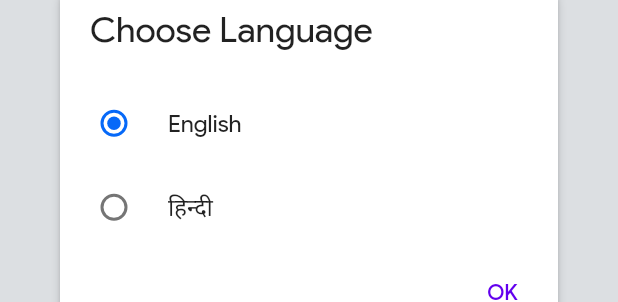
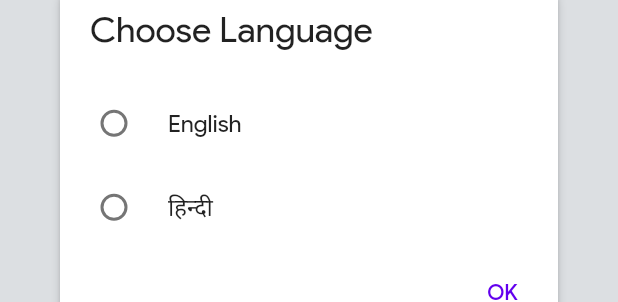
Before and after one commit to rithik-dev/Flutter-Project-Template, a Flutter app: the _ChooseLanguageDialog widget shown alone on an empty page, opened directly, on a phone screen of 412 x 824 dp. Shown: the part 461-763 px from the top of the screen. Run offline on Flutter 3.47's test engine with Material 2 defaults, Android fonts, the phone set to English and light mode, and no system bars; our stand-ins replace double_back_to_close_app, flutter_native_splash, shared_preferences; accounts and stored records are empty; generated files the repository leaves out were written again.

Commit message:
fix: fixed locale controller feat: added support for countryCode in locales feat: added containsKey method in LocalStorage

```diff
--- a/lib/l10n/l10n.dart
+++ b/lib/l10n/l10n.dart
@@ -7,20 +7,31 @@ import 'package:project_template/utils/globals.dart';
 class L10n {
   const L10n._();
 
-  static const _languagesMap = <String, String>{
-    'en': 'English',
-    'hi': 'हिन्दी',
+  static const _languagesMap = <String, Map<String?, String>>{
+    'en': {null: 'English'},
+    'hi': {null: 'हिन्दी'},
   };
 
-  static String? getLanguageName(String localeName) =>
-      _languagesMap[localeName];
+  static String? getLanguageName(Locale locale) =>
+      _languagesMap[locale.languageCode]?[locale.countryCode] ??
+      _languagesMap[locale.languageCode]?[null];
 
-  static Iterable<Locale> get supportedLocales =>
-      _languagesMap.keys.map((e) => Locale(e));
+  static Iterable<Locale> get supportedLocales {
+    final _locales = <Locale>[];
+    _languagesMap.forEach((languageCode, countryCodesMap) {
+      countryCodesMap.forEach((countryCode, languageName) {
+        _locales.add(Locale(languageCode, countryCode));
+      });
+    });
+    return _locales;
+  }
 
   static List<LocalizationsDelegate> get localizationsDelegates =>
       AppLocalizations.localizationsDelegates;
 
   static AppLocalizations get dictionary =>
       AppLocalizations.of(Globals.context)!;
+
+  static Locale getAppLocale(BuildContext context) =>
+      Localizations.localeOf(context);
 }
--- a/lib/services/local_storage.dart
+++ b/lib/services/local_storage.dart
@@ -1,5 +1,6 @@
 import 'dart:async';
 
+import 'package:project_template/utils/helpers.dart';
 import 'package:shared_preferences/shared_preferences.dart';
 
 class LocalStorage {
@@ -26,6 +27,7 @@ class LocalStorage {
         );
       }
     }
+    log('LocalStorage', msg: readAll().toString());
   }
 
   static Map<String, dynamic> readAll() {
@@ -40,6 +42,8 @@ class LocalStorage {
     return value as T?;
   }
 
+  static bool containsKey(String key) => _prefs.containsKey(key);
+
   static void remove(String key) => _prefs.remove(key);
 
   static void clear() => _prefs.clear();
--- a/lib/widgets/language_list_tile.dart
+++ b/lib/widgets/language_list_tile.dart
@@ -39,7 +39,7 @@ class _ChooseLanguageDialog extends StatelessWidget {
   @override
   Widget build(BuildContext context) {
     return Consumer<LocaleController>(
-      builder: (context, localCon, _) => Dialog(
+      builder: (context, localeCon, _) => Dialog(
         child: Column(
           mainAxisSize: MainAxisSize.min,
           crossAxisAlignment: CrossAxisAlignment.start,
@@ -53,10 +53,10 @@ class _ChooseLanguageDialog extends StatelessWidget {
             ),
             ...L10n.supportedLocales.map(
               (locale) => RadioListTile<Locale>(
-                title: Text(L10n.getLanguageName(locale.languageCode)!),
+                title: Text(L10n.getLanguageName(locale)!),
                 value: locale,
-                groupValue: localCon.locale,
-                onChanged: (v) => localCon.setLocaleString(v!.languageCode),
+                groupValue: localeCon.locale,
+                onChanged: (_) => localeCon.setLocale(locale),
               ),
             ),
             Padding(
```
Also changed, not shown: lib/controllers/locale_controller.dart (+29 -8 lines), lib/main.dart (+12 -1 lines).
